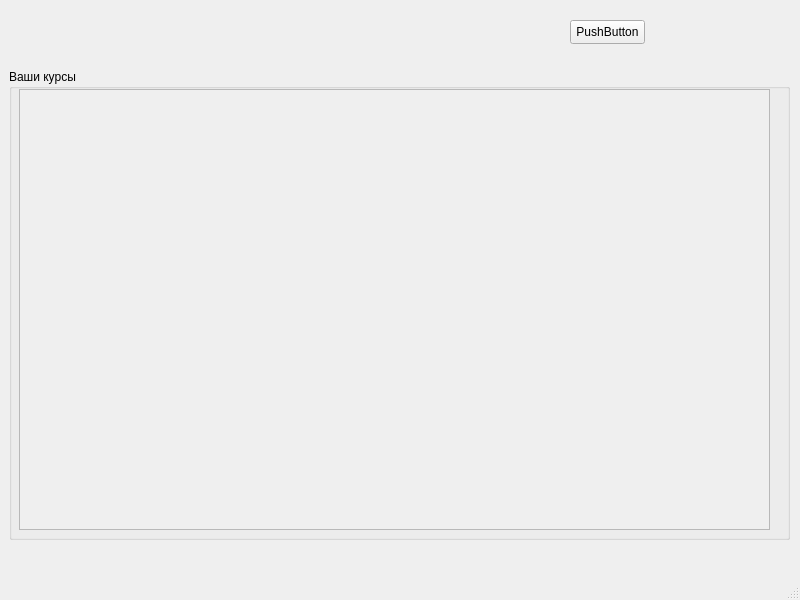
This is client/Forms/Main/mainwindow.ui in sofinvalery/LMS as Qt 5 draws it before an edit. The edited form follows.
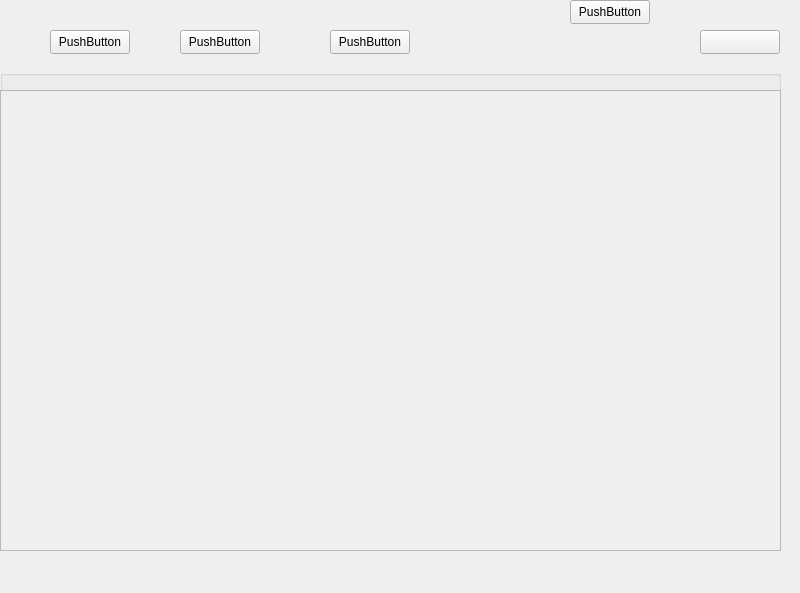
This is the edited form.

```diff
--- a/client/Forms/Main/mainwindow.ui
+++ b/client/Forms/Main/mainwindow.ui
@@ -7,7 +7,7 @@
     <x>0</x>
     <y>0</y>
     <width>800</width>
-    <height>600</height>
+    <height>593</height>
    </rect>
   </property>
   <property name="sizePolicy">
@@ -20,38 +20,25 @@
    <string>MainWindow</string>
   </property>
   <widget class="QWidget" name="centralwidget">
-   <widget class="QPushButton" name="pushButton">
-    <property name="geometry">
-     <rect>
-      <x>570</x>
-      <y>20</y>
-      <width>75</width>
-      <height>24</height>
-     </rect>
-    </property>
-    <property name="text">
-     <string>PushButton</string>
-    </property>
-   </widget>
    <widget class="QGroupBox" name="groupBox">
     <property name="geometry">
      <rect>
-      <x>9</x>
-      <y>69</y>
+      <x>0</x>
+      <y>70</y>
       <width>781</width>
-      <height>471</height>
+      <height>481</height>
      </rect>
     </property>
     <property name="title">
-     <string>Ваши курсы</string>
+     <string/>
     </property>
     <widget class="QScrollArea" name="scrollArea">
      <property name="geometry">
       <rect>
-       <x>10</x>
+       <x>0</x>
        <y>20</y>
-       <width>751</width>
-       <height>441</height>
+       <width>781</width>
+       <height>461</height>
       </rect>
      </property>
      <property name="autoFillBackground">
@@ -65,8 +52,8 @@
        <rect>
         <x>0</x>
         <y>0</y>
-        <width>749</width>
-        <height>439</height>
+        <width>779</width>
+        <height>459</height>
        </rect>
       </property>
       <widget class="QWidget" name="gridLayoutWidget">
@@ -74,8 +61,8 @@
         <rect>
          <x>10</x>
          <y>10</y>
-         <width>721</width>
-         <height>421</height>
+         <width>761</width>
+         <height>451</height>
         </rect>
        </property>
        <layout class="QGridLayout" name="gridLayout" columnminimumwidth="0">
@@ -87,6 +74,77 @@
      </widget>
     </widget>
    </widget>
+   <widget class="QPushButton" name="profileButton">
+    <property name="geometry">
+     <rect>
+      <x>700</x>
+      <y>30</y>
+      <width>80</width>
+      <height>24</height>
+     </rect>
+    </property>
+    <property name="text">
+     <string/>
+    </property>
+    <property name="iconSize">
+     <size>
+      <width>64</width>
+      <height>64</height>
+     </size>
+    </property>
+   </widget>
+   <widget class="QPushButton" name="mainButton">
+    <property name="geometry">
+     <rect>
+      <x>50</x>
+      <y>30</y>
+      <width>80</width>
+      <height>24</height>
+     </rect>
+    </property>
+    <property name="text">
+     <string>PushButton</string>
+    </property>
+   </widget>
+   <widget class="QPushButton" name="scoreButton">
+    <property name="geometry">
+     <rect>
+      <x>180</x>
+      <y>30</y>
+      <width>80</width>
+      <height>24</height>
+     </rect>
+    </property>
+    <property name="text">
+     <string>PushButton</string>
+    </property>
+   </widget>
+   <widget class="QPushButton" name="adminButton">
+    <property name="geometry">
+     <rect>
+      <x>330</x>
+      <y>30</y>
+      <width>80</width>
+      <height>24</height>
+     </rect>
+    </property>
+    <property name="text">
+     <string>PushButton</string>
+    </property>
+   </widget>
+   <widget class="QPushButton" name="exitButton">
+    <property name="geometry">
+     <rect>
+      <x>570</x>
+      <y>0</y>
+      <width>80</width>
+      <height>24</height>
+     </rect>
+    </property>
+    <property name="text">
+     <string>PushButton</string>
+    </property>
+   </widget>
   </widget>
   <widget class="QMenuBar" name="menubar">
    <property name="geometry">
@@ -98,7 +156,6 @@
     </rect>
    </property>
   </widget>
-  <widget class="QStatusBar" name="statusbar"/>
  </widget>
  <resources/>
  <connections>
```
Left out of the diff: 19 changed lines with no effect on the pictures.
